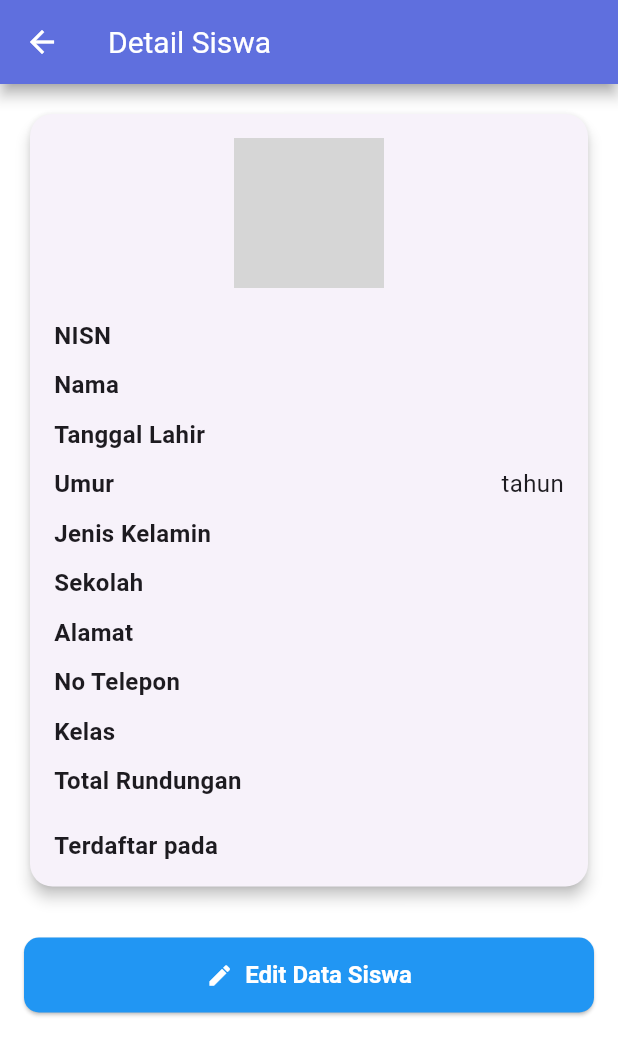
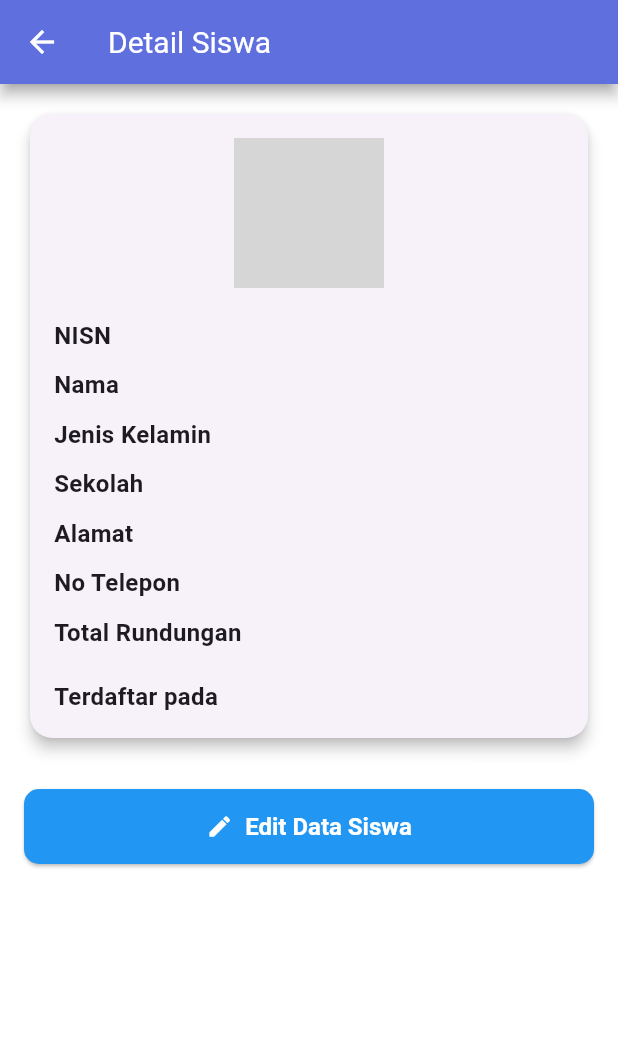
Before and after one commit to GedeYudaAditya/siap, a Flutter app: the DetailSiswaScreen screen opened directly with empty values, on a phone screen of 412 x 824 dp. Shown: the top 1055 px of the screen. Run offline on Flutter 3.47's test engine with Material 3 defaults, Android fonts, the phone set to English and light mode, and no system bars; drawn by our look-alikes of showcaseview; our stand-ins replace device_info_plus, shared_preferences; accounts and stored records are empty; network calls fail; grey boxes are pictures that could not be loaded.

Commit message:
[Ench] Perubahan Detail Siswa

```diff
--- a/lib/src/screens/detail_siswa_screen.dart
+++ b/lib/src/screens/detail_siswa_screen.dart
@@ -55,12 +55,12 @@ class _DetailSiswaScreenState extends State<DetailSiswaScreen> {
                       const SizedBox(height: 10),
 
                       // Display Tanggal Lahir
-                      buildDetailRow('Tanggal Lahir', args.tanggalLahir),
-                      const SizedBox(height: 10),
+                      // buildDetailRow('Tanggal Lahir', args.tanggalLahir),
+                      // const SizedBox(height: 10),
 
                       // Display Umur
-                      buildDetailRow('Umur', '${args.umur} tahun'),
-                      const SizedBox(height: 10),
+                      // buildDetailRow('Umur', '${args.umur} tahun'),
+                      // const SizedBox(height: 10),
 
                       // Display Jenis Kelamin
                       buildDetailRow('Jenis Kelamin', args.jenisKelamin),
@@ -79,8 +79,8 @@ class _DetailSiswaScreenState extends State<DetailSiswaScreen> {
                       const SizedBox(height: 10),
 
                       // Display Kelas
-                      buildDetailRow('Kelas', args.kelas),
-                      const SizedBox(height: 10),
+                      // buildDetailRow('Kelas', args.kelas),
+                      // const SizedBox(height: 10),
 
                       // Display Total Rundungan
                       buildDetailRow('Total Rundungan', args.totalRundungan),
```
